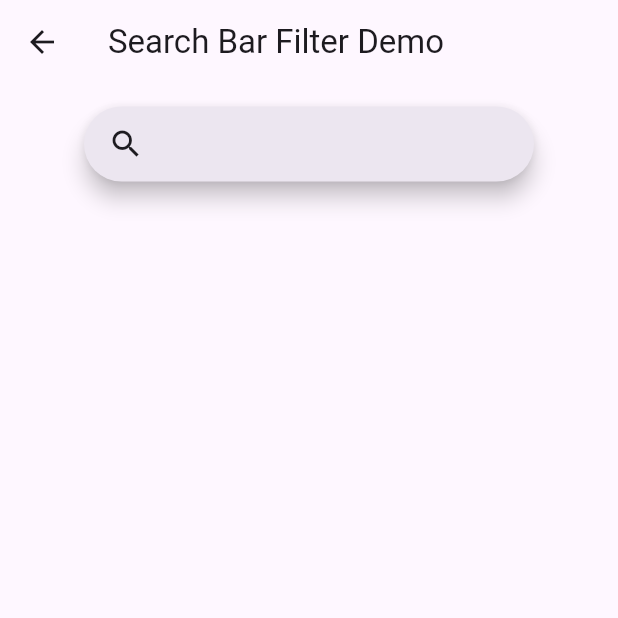
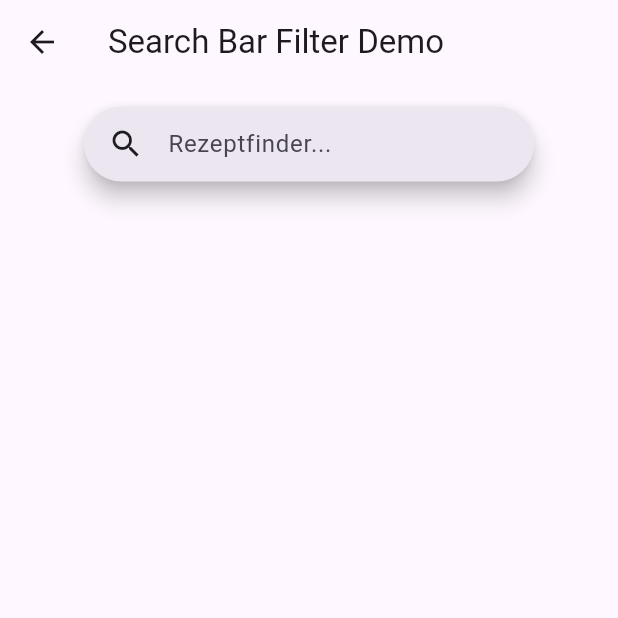
Before and after one commit to lumeav/SimpleCook, a Flutter app: the CustomSearchbarFilter screen opened directly, on a phone screen of 412 x 824 dp, the top half of it. Run offline on Flutter 3.47's test engine with Material 3 defaults, Android fonts, the phone set to English and light mode, and no system bars; our stand-ins replace flutter_typeahead, font_awesome_flutter, phosphor_flutter, syncfusion_flutter_sliders; missing offline and left inert: syncfusion_flutter_core.

Commit message:
adjust searchbar

```diff
--- a/simple_cook/lib/widgets/searchBar.dart
+++ b/simple_cook/lib/widgets/searchBar.dart
@@ -7,6 +7,8 @@ class SearchBarFilter extends StatefulWidget {
   @override
   State<SearchBarFilter> createState() => _SearchBarState();
 }
+
+//TODO buttons are not deleted right
 
 class _SearchBarState extends State<SearchBarFilter> {
   String? searchQuery;
@@ -25,11 +27,12 @@ class _SearchBarState extends State<SearchBarFilter> {
           width: 300,
           height: 50,
           child: SearchAnchor.bar(
+              barHintText: "Rezeptfinder...",
               isFullScreen: false,
               viewConstraints: const BoxConstraints(
                 minHeight: 100,
               ),
-              viewBackgroundColor: Colors.orange.withOpacity(0.6),
+              viewBackgroundColor: const Color.fromARGB(255, 249, 201, 129),
               suggestionsBuilder:
                   (BuildContext context, SearchController controller) async {
                 searchQuery = controller.text;
```
